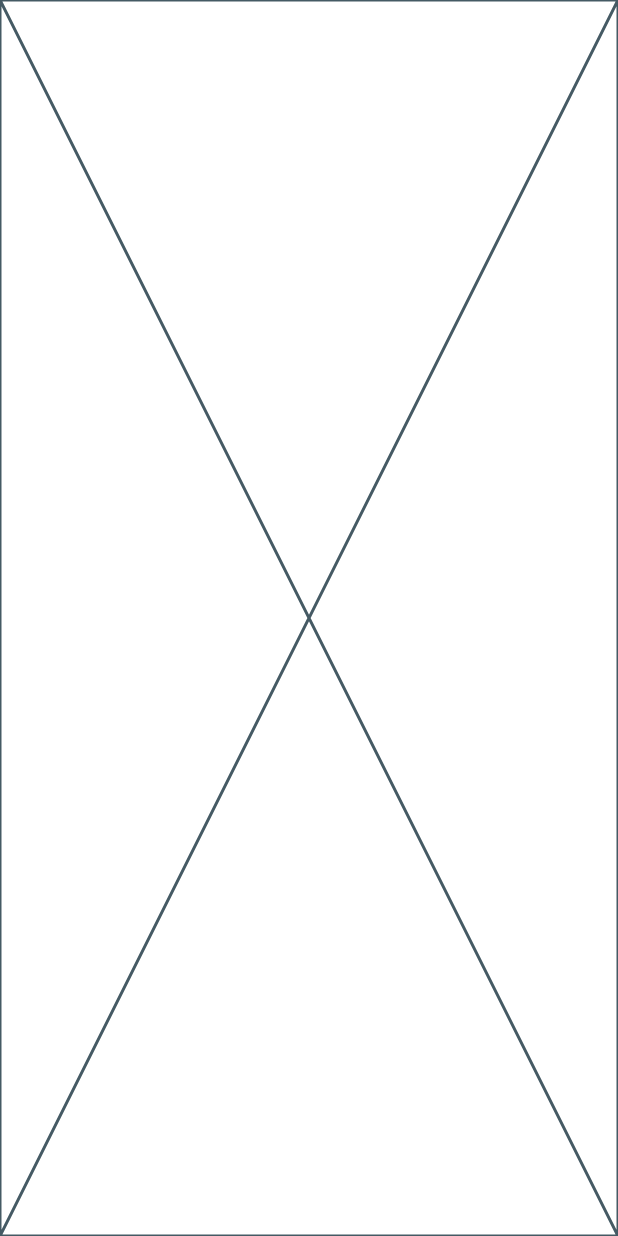
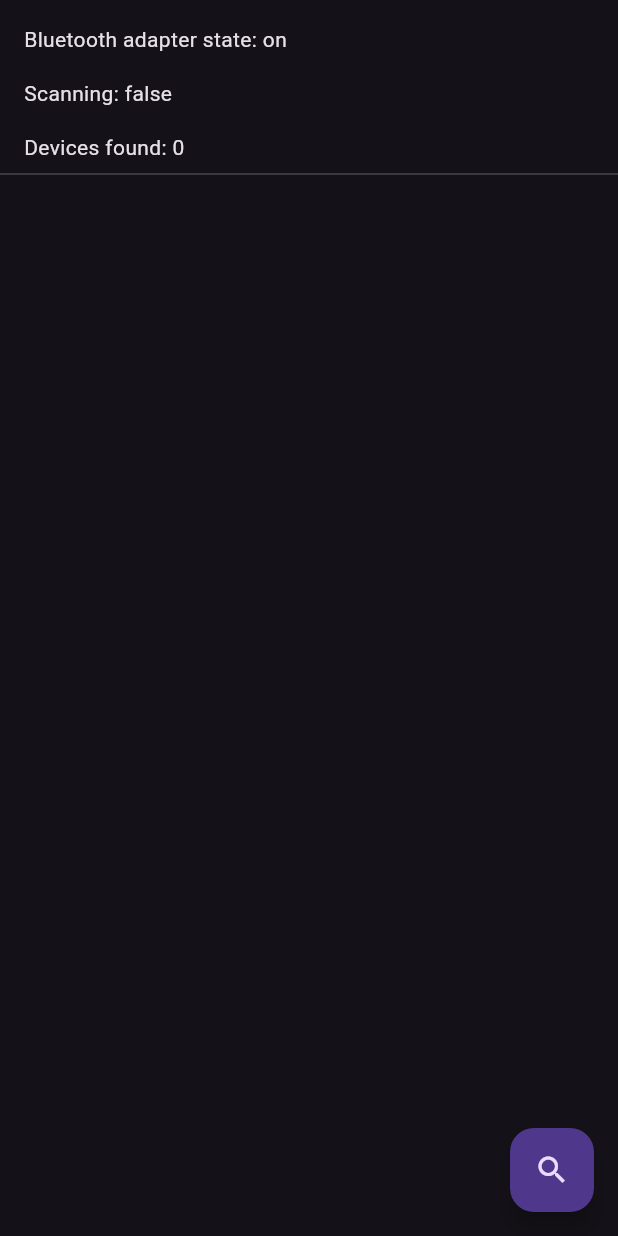
Before and after one commit to maybemuf/flutter_blue_test, a Flutter app: the screen it shows after launch, on a phone screen of 412 x 824 dp. Run offline on Flutter 3.47's test engine with Material 3 defaults, Android fonts, the phone set to English and light mode, and no system bars; our stand-ins replace bloc, flutter_bloc, flutter_blue_plus, freezed_annotation, rxdart.

Commit message:
implemented scan_result_list_item.dart

```diff
--- a/lib/features/blue/screens/home_screen.dart
+++ b/lib/features/blue/screens/home_screen.dart
@@ -1,10 +1,58 @@
 import 'package:flutter/material.dart';
+import 'package:flutter_bloc/flutter_bloc.dart';
+import 'package:flutter_blue_test/features/blue/blocs/blue/blue_cubit.dart';
+import 'package:flutter_blue_test/features/blue/widgets/scan_result_list_item.dart';
 
 class HomeScreen extends StatelessWidget {
   const HomeScreen({super.key});
 
   @override
   Widget build(BuildContext context) {
-    return Placeholder();
+    return BlocBuilder<BlueCubit, BlueState>(
+      builder: (context, state) {
+        return Scaffold(
+          body: SafeArea(
+            bottom: false,
+            child: Column(
+              crossAxisAlignment: CrossAxisAlignment.start,
+              children: [
+                ...[
+                  const SizedBox(height: 16),
+                  Text('Bluetooth adapter state: ${state.state.name}'),
+                  const SizedBox(height: 16),
+                  Text('Scanning: ${state.isScanning}'),
+                  const SizedBox(height: 16),
+                  Text('Devices found: ${state.scanResults.length}'),
+                ].map((e) => Padding(
+                  padding: const EdgeInsets.symmetric(horizontal: 16),
+                  child: e,
+                )),
+                const Divider(),
+                Expanded(
+                  child: ListView.builder(
+                    key: const PageStorageKey('scanResults'),
+                    itemCount: state.scanResults.length,
+                    addAutomaticKeepAlives: true,
+                    itemBuilder: (context, index) {
+                      final result = state.scanResults[index];
+                      return ScanResultListItem(
+                        scanResult: result,
+                        key: ValueKey(result.device.remoteId),
+                      );
+                    },
+                  ),
+                ),
+              ],
+            ),
+          ),
+          floatingActionButton: FloatingActionButton(
+            onPressed: context.read<BlueCubit>().toggleScanning,
+            child: state.isScanning
+                ? const Icon(Icons.search_off_outlined)
+                : const Icon(Icons.search),
+          ),
+        );
+      },
+    );
   }
 }
```
Also changed, not shown: lib/features/blue/widgets/scan_result_list_item.dart (added, +62 -0 lines).
